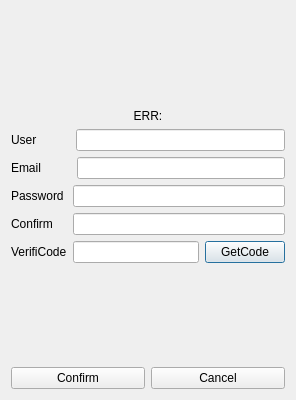
Above: chat/registerdialog.ui from yurayurateikoku1/ChatAPP before the change. Below: the same form after it.
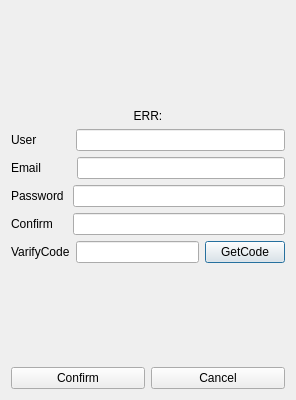
That is the form after the change.

Diff of the .ui file:
```diff
--- a/chat/registerdialog.ui
+++ b/chat/registerdialog.ui
@@ -106,7 +106,7 @@
      <item>
       <widget class="QLabel" name="label_5">
        <property name="text">
-        <string>VerifiCode</string>
+        <string>VarifyCode</string>
        </property>
       </widget>
      </item>
```
Left out of the diff: 6 changed lines with no effect on the pictures.
